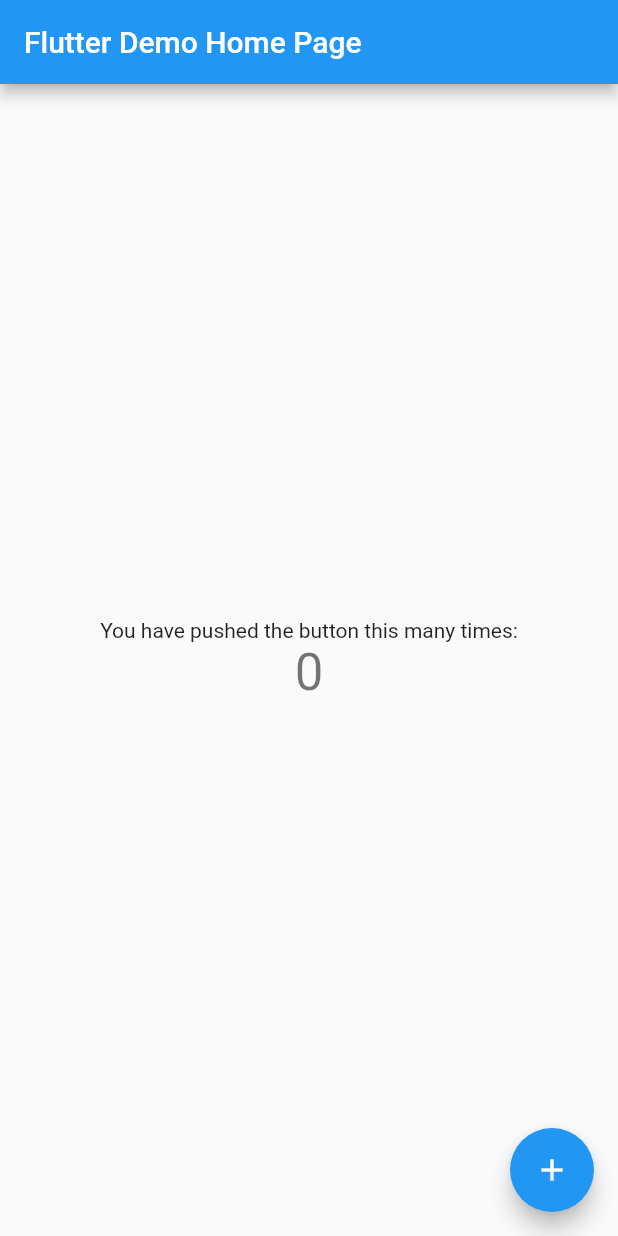
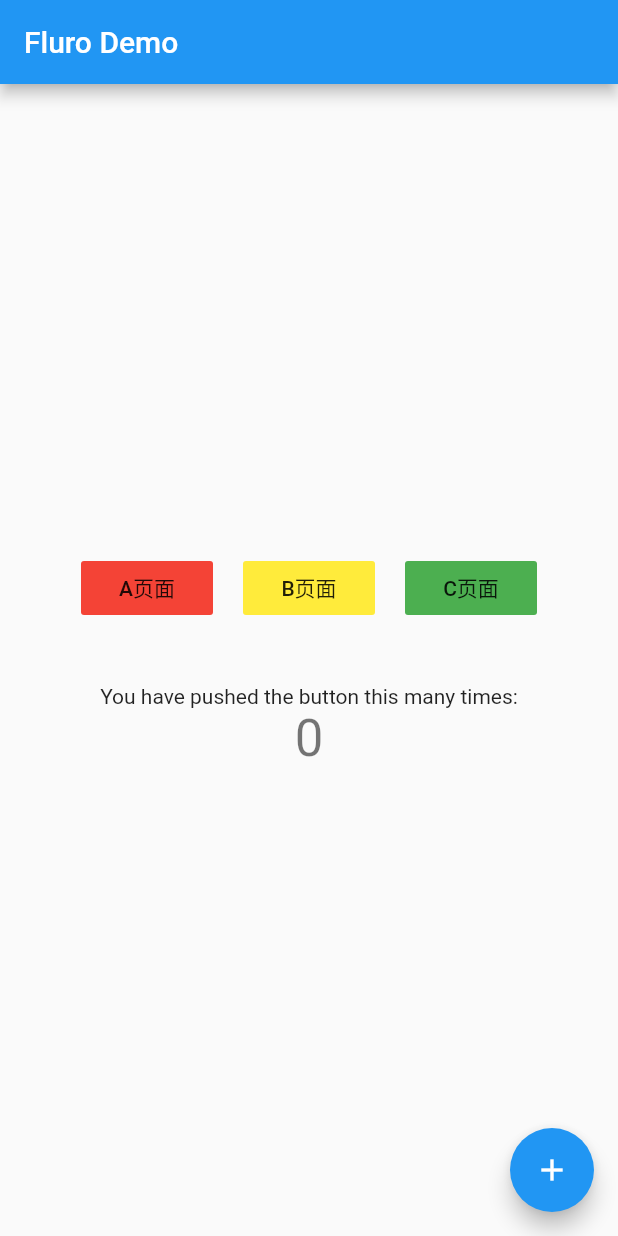
Before and after one commit to ZhouFaHong/fluro_demo, a Flutter app: the screen it shows after launch, on a phone screen of 412 x 824 dp. Run offline on Flutter 3.47's test engine with Material 2 defaults, Android fonts, the phone set to English and light mode, and no system bars; our stand-ins replace fluro; statements that could not run were skipped.

Commit message:
提交代码

```diff
--- /dev/null
+++ b/lib/home.dart
@@ -0,0 +1,116 @@
+import 'package:fluro/fluro.dart';
+import 'package:fluro_demo/route/application.dart';
+import 'package:fluro_demo/route/routes.dart';
+import 'package:flutter/material.dart';
+
+class MyHomePage extends StatefulWidget {
+  MyHomePage({Key key, this.title}) : super(key: key);
+
+  final String title;
+
+  @override
+  _MyHomePageState createState() => _MyHomePageState();
+}
+
+class _MyHomePageState extends State<MyHomePage> {
+  int _counter = 0;
+
+  void _incrementCounter() {
+    setState(() {
+      _counter++;
+    });
+  }
+
+  @override
+  Widget build(BuildContext context) {
+    return Scaffold(
+      appBar: AppBar(
+        // Here we take the value from the MyHomePage object that was created by
+        // the App.build method, and use it to set our appbar title.
+        title: Text(widget.title),
+      ),
+      body: Center(
+        // Center is a layout widget. It takes a single child and positions it
+        // in the middle of the parent.
+        child: Column(
+          mainAxisAlignment: MainAxisAlignment.center,
+          children: <Widget>[
+            Row(
+              mainAxisSize: MainAxisSize.max,
+              mainAxisAlignment: MainAxisAlignment.center,
+              children: <Widget>[
+                FlatButton(
+                    onPressed: () => changePageIndex(context, 0),
+                    child: Text("A页面"),
+                    color: Colors.red),
+                SizedBox(
+                  width: 20,
+                ),
+                FlatButton(
+                    onPressed: () => changePageIndex(context, 1),
+                    child: Text("B页面"),
+                    color: Colors.yellow),
+                SizedBox(
+                  width: 20,
+                ),
+                FlatButton(
+                    onPressed: () => changePageIndex(context, 2),
+                    child: Text("C页面"),
+                    color: Colors.green),
+              ],
+            ),
+            SizedBox(
+              height: 40,
+            ),
+            Text(
+              'You have pushed the button this many times:',
+            ),
+            Text(
+              '$_counter',
+              style: Theme.of(context).textTheme.display1,
+            ),
+          ],
+        ),
+      ),
+      floatingActionButton: FloatingActionButton(
+        onPressed: _incrementCounter,
+        tooltip: 'Increment',
+        child: Icon(Icons.add),
+      ), // This trailing comma makes auto-formatting nicer for build methods.
+    );
+  }
+}
+
+changePageIndex(BuildContext context, int i) {
+  switch (i) {
+    case 0:
+      // transition设置跳转的动画
+      Application.router.navigateTo(context, Routes.a_page,
+          transition: TransitionType.material);
+      break;
+    case 1:
+
+      // 注意:参数的值需要使用Uri.encodeComponent()方法调用一下,要不会报错.
+      String route = '${Routes.b_page}?title=${Uri.encodeComponent('B跳转页面')}';
+      Application.router
+          .navigateTo(context, route, transition: TransitionType.fadeIn);
+      break;
+    case 2:
+
+    // 在跳转后边加then操作，then未跳转的页面销毁之后，回调执行的方法。
+      String route =
+          '${Routes.c_page}?title=${Uri.encodeComponent('C跳转页面')}&name=${Uri.encodeComponent('周发洪')}';
+      Application.router
+          .navigateTo(context, route, transition: TransitionType.nativeModal)
+          .then((result) {
+            print('result = $result');
+        if (result == 'key') {
+          //执行func路由,func路由为弹出弹窗
+          Application.router.navigateTo(context, "${Routes.func}?message=$result");
+        }
+      });
+      break;
+    default:
+      break;
+  }
+}
--- a/lib/main.dart
+++ b/lib/main.dart
@@ -1,111 +1,31 @@
 import 'package:flutter/material.dart';
+import 'home.dart';
+import 'package:fluro/fluro.dart';
+import 'package:fluro_demo/route/application.dart';
+import 'package:fluro_demo/route/routes.dart';
+
 
 void main() => runApp(MyApp());
 
 class MyApp extends StatelessWidget {
-  // This widget is the root of your application.
+
+  MyApp(){
+    //初始化路由
+    final router = new Router();
+    Routes.configureRoutes(router);
+    Application.router = router;
+  }
   @override
   Widget build(BuildContext context) {
     return MaterialApp(
       title: 'Flutter Demo',
       theme: ThemeData(
-        // This is the theme of your application.
-        //
-        // Try running your application with "flutter run". You'll see the
-        // application has a blue toolbar. Then, without quitting the app, try
-        // changing the primarySwatch below to Colors.green and then invoke
-        // "hot reload" (press "r" in the console where you ran "flutter run",
-        // or simply save your changes to "hot reload" in a Flutter IDE).
-        // Notice that the counter didn't reset back to zero; the application
-        // is not restarted.
         primarySwatch: Colors.blue,
       ),
-      home: MyHomePage(title: 'Flutter Demo Home Page'),
+      home: MyHomePage(title: 'Fluro Demo'),
+
+      // 初始化路由
+      onGenerateRoute: Application.router.generator,
     );
   }
 }
-
-class MyHomePage extends StatefulWidget {
-  MyHomePage({Key key, this.title}) : super(key: key);
-
-  // This widget is the home page of your application. It is stateful, meaning
-  // that it has a State object (defined below) that contains fields that affect
-  // how it looks.
-
-  // This class is the configuration for the state. It holds the values (in this
-  // case the title) provided by the parent (in this case the App widget) and
-  // used by the build method of the State. Fields in a Widget subclass are
-  // always marked "final".
-
-  final String title;
-
-  @override
-  _MyHomePageState createState() => _MyHomePageState();
-}
-
-class _MyHomePageState extends State<MyHomePage> {
-  int _counter = 0;
-
-  void _incrementCounter() {
-    setState(() {
-      // This call to setState tells the Flutter framework that something has
-      // changed in this State, which causes it to rerun the build method below
-      // so that the display can reflect the updated values. If we changed
-      // _counter without calling setState(), then the build method would not be
-      // called again, and so nothing would appear to happen.
-      _counter++;
-    });
-  }
-
-  @override
-  Widget build(BuildContext context) {
-    // This method is rerun every time setState is called, for instance as done
-    // by the _incrementCounter method above.
-    //
-    // The Flutter framework has been optimized to make rerunning build methods
-    // fast, so that you can just rebuild anything that needs updating rather
-    // than having to individually change instances of widgets.
-    return Scaffold(
-      appBar: AppBar(
-        // Here we take the value from the MyHomePage object that was created by
-        // the App.build method, and use it to set our appbar title.
-        title: Text(widget.title),
-      ),
-      body: Center(
-        // Center is a layout widget. It takes a single child and positions it
-        // in the middle of the parent.
-        child: Column(
-          // Column is also a layout widget. It takes a list of children and
-          // arranges them vertically. By default, it sizes itself to fit its
-          // children horizontally, and tries to be as tall as its parent.
-          //
-          // Invoke "debug painting" (press "p" in the console, choose the
-          // "Toggle Debug Paint" action from the Flutter Inspector in Android
-          // Studio, or the "Toggle Debug Paint" command in Visual Studio Code)
-          // to see the wireframe for each widget.
-          //
-          // Column has various properties to control how it sizes itself and
-          // how it positions its children. Here we use mainAxisAlignment to
-          // center the children vertically; the main axis here is the vertical
-          // axis because Columns are vertical (the cross axis would be
-          // horizontal).
-          mainAxisAlignment: MainAxisAlignment.center,
-          children: <Widget>[
-            Text(
-              'You have pushed the button this many times:',
-            ),
-            Text(
-              '$_counter',
-              style: Theme.of(context).textTheme.display1,
-            ),
-          ],
-        ),
-      ),
-      floatingActionButton: FloatingActionButton(
-        onPressed: _incrementCounter,
-        tooltip: 'Increment',
-        child: Icon(Icons.add),
-      ), // This trailing comma makes auto-formatting nicer for build methods.
-    );
-  }
-}
--- /dev/null
+++ b/lib/route/application.dart
@@ -0,0 +1,7 @@
+import 'package:fluro/fluro.dart';
+
+class Application {
+
+  static Router router;
+
+}
--- /dev/null
+++ b/lib/route/routes.dart
@@ -0,0 +1,24 @@
+import 'package:fluro/fluro.dart';
+import 'package:flutter/material.dart';
+import 'route_handlers.dart';
+
+class Routes {
+  static String root = "/";
+  static String a_page = "/a_page";
+  static String b_page = "/b_page";
+  static String c_page = "/c_page";
+  static String func = "/func";
+
+
+  static void configureRoutes(Router router) {
+    router.notFoundHandler = new Handler(
+        handlerFunc: (BuildContext context, Map<String, List<String>> params) {
+      print("route is not find !");
+    });
+
+    router.define(a_page, handler: a_pageHandler);
+    router.define(b_page, handler: b_pageHandler);
+    router.define(c_page, handler: c_pageHandler);
+    router.define(func, handler: demoFunctionHandler);
+  }
+}
--- a/pubspec.yaml
+++ b/pubspec.yaml
@@ -23,6 +23,8 @@ dependencies:
   # The following adds the Cupertino Icons font to your application.
   # Use with the CupertinoIcons class for iOS style icons.
   cupertino_icons: ^0.1.2
+
+  fluro: "^1.5.1"
 
 dev_dependencies:
   flutter_test:
```
Also changed, not shown: lib/a_page.dart (added, +18 -0 lines), lib/b_page.dart (added, +18 -0 lines), lib/c_page.dart (added, +44 -0 lines), lib/route/route_handlers.dart (added, +70 -0 lines), pubspec.lock.
